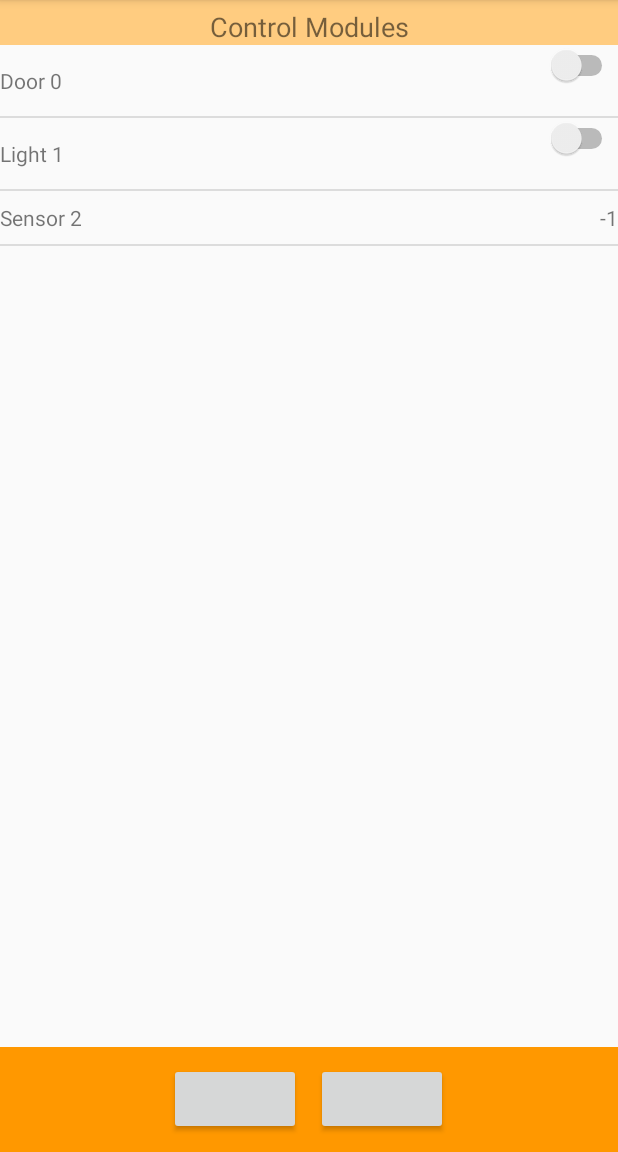
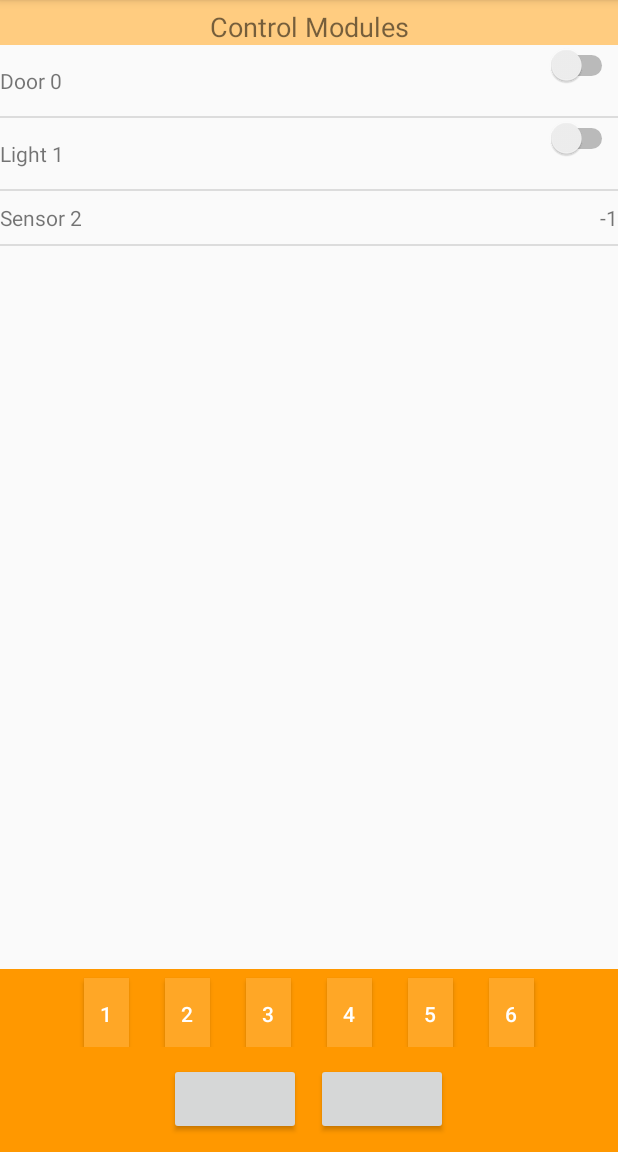
Before and after one commit to WHCS-UCF/WHCS_Android, an Android app: the ControlModuleListActivity screen opened directly, with no data from a screen before it, on a phone screen of 412 x 824 dp, the part 84-1236 px from its top. Run offline under Robolectric (Android 15) with nearby library versions, the phone set to English and light mode, and no system bars; libraries missing offline, so code that uses them is left out: com.dd; plain views replace CircularProgressButton; 3 statements that could not run were skipped.

```diff
--- a/app/src/main/java/com/whcs_ucf/whcs_android/ToggleableControlModule.java
+++ b/app/src/main/java/com/whcs_ucf/whcs_android/ToggleableControlModule.java
@@ -47,8 +47,8 @@ public class ToggleableControlModule extends ControlModule{
     }
 
     public enum ToggleableState {
-        ON,
-        OFF
+        OFF,
+        ON
     }
 
     @Override
--- /dev/null
+++ b/app/src/main/res/drawable/whcs_group_button_selector.xml
@@ -0,0 +1,7 @@
+<?xml version="1.0" encoding="utf-8"?>
+<selector xmlns:android="http://schemas.android.com/apk/res/android">
+    <item android:state_pressed="true"
+        android:drawable="@color/primaryDark"/>
+    <item
+        android:drawable="@color/primaryButton"/>
+</selector>
--- a/app/src/main/res/layout/activity_control_module_list.xml
+++ b/app/src/main/res/layout/activity_control_module_list.xml
@@ -23,6 +23,79 @@
         android:layout_alignParentStart="true"
         android:layout_alignParentRight="true"
         android:layout_alignParentEnd="true" />
+
+    <LinearLayout
+        android:orientation="horizontal"
+        android:layout_width="match_parent"
+        android:gravity="center"
+        android:layout_height="wrap_content"
+        android:layout_alignParentLeft="true"
+        android:layout_above="@id/linearLayout"
+        android:background="@color/primary"
+        android:id="@+id/linearLayoutGroups">
+
+        <Button
+            android:layout_width="30dp"
+            android:layout_height="wrap_content"
+            android:background="@drawable/whcs_group_button_selector"
+            android:layout_marginLeft="12dp"
+            android:layout_marginRight="12dp"
+            android:layout_marginTop="4dp"
+            android:textColor="@color/white"
+            android:text="@string/n1"
+            android:id="@+id/groupButton1" />
+        <Button
+            android:layout_width="30dp"
+            android:layout_height="wrap_content"
+            android:background="@drawable/whcs_group_button_selector"
+            android:layout_marginLeft="12dp"
+            android:layout_marginRight="12dp"
+            android:layout_marginTop="4dp"
+            android:textColor="@color/white"
+            android:text="@string/n2"
+            android:id="@+id/groupButton2" />
+        <Button
+            android:layout_width="30dp"
+            android:layout_height="wrap_content"
+            android:background="@drawable/whcs_group_button_selector"
+            android:layout_marginLeft="12dp"
+            android:layout_marginRight="12dp"
+            android:layout_marginTop="4dp"
+            android:textColor="@color/white"
+            android:text="@string/n3"
+            android:id="@+id/groupButton3" />
+        <Button
+            android:layout_width="30dp"
+            android:layout_height="wrap_content"
+            android:background="@drawable/whcs_group_button_selector"
+            android:layout_marginLeft="12dp"
+            android:layout_marginRight="12dp"
+            android:layout_marginTop="4dp"
+            android:textColor="@color/white"
+            android:text="@string/n4"
+            android:id="@+id/groupButton4" />
+        <Button
+            android:layout_width="30dp"
+            android:layout_height="wrap_content"
+            android:background="@drawable/whcs_group_button_selector"
+            android:layout_marginLeft="12dp"
+            android:layout_marginRight="12dp"
+            android:layout_marginTop="4dp"
+            android:textColor="@color/white"
+            android:text="@string/n5"
+            android:id="@+id/groupButton5" />
+        <Button
+            android:layout_width="30dp"
+            android:layout_height="wrap_content"
+            android:background="@drawable/whcs_group_button_selector"
+            android:layout_marginLeft="12dp"
+            android:layout_marginRight="12dp"
+            android:layout_marginTop="4dp"
+            android:textColor="@color/white"
+            android:text="@string/n6"
+            android:id="@+id/groupButton6" />
+
+    </LinearLayout>
 
     <LinearLayout
         android:orientation="horizontal"
@@ -66,7 +139,7 @@
         android:layout_below="@+id/controlModulesTextView"
         android:layout_alignParentLeft="true"
         android:layout_alignParentStart="true"
-        android:layout_above="@+id/linearLayout"
+        android:layout_above="@+id/linearLayoutGroups"
         android:layout_alignParentRight="true"
         android:layout_alignParentEnd="true" />
 
--- a/app/src/main/res/values/strings.xml
+++ b/app/src/main/res/values/strings.xml
@@ -28,4 +28,6 @@
     <string name="n4">4</string>
     <string name="n5">5</string>
     <string name="n6">6</string>
+    <string name="on">ON</string>
+    <string name="off">OFF</string>
 </resources>
```
Also changed, not shown: app/src/main/java/com/whcs_ucf/whcs_android/CheckBoxGroup.java (added, +63 -0 lines), app/src/main/java/com/whcs_ucf/whcs_android/ControlModuleDetailsActivity.java (+34 -11 lines), app/src/main/java/com/whcs_ucf/whcs_android/ControlModuleGrouping.java (added, +36 -0 lines), app/src/main/java/com/whcs_ucf/whcs_android/ControlModuleListActivity.java (+21 -11 lines), app/src/main/java/com/whcs_ucf/whcs_android/DatabaseHandler.java (+148 -2 lines).
